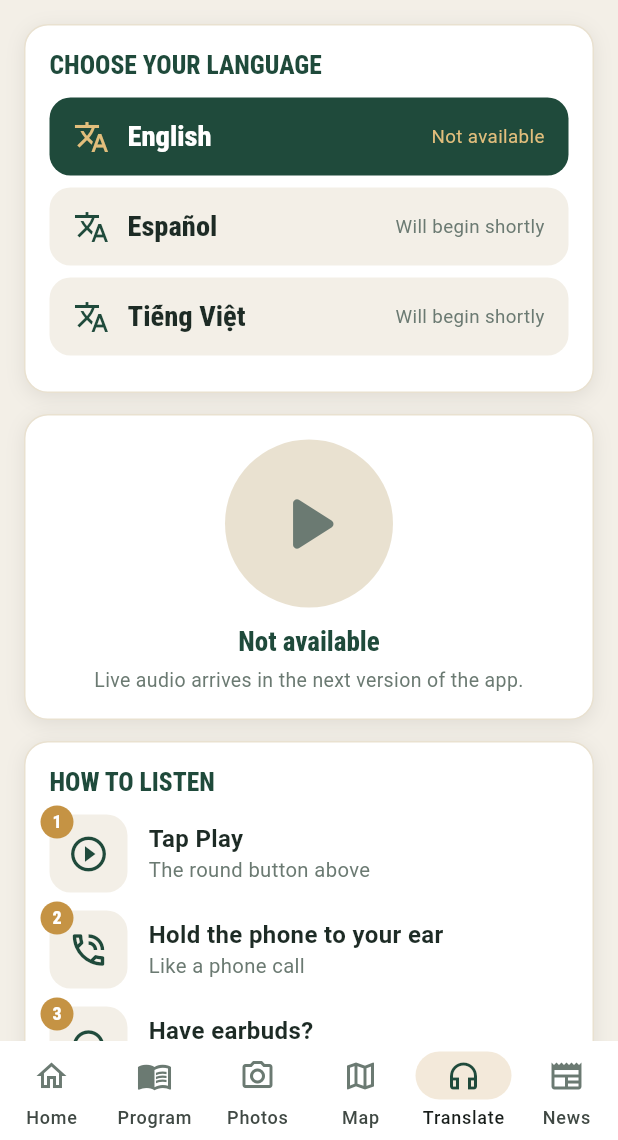
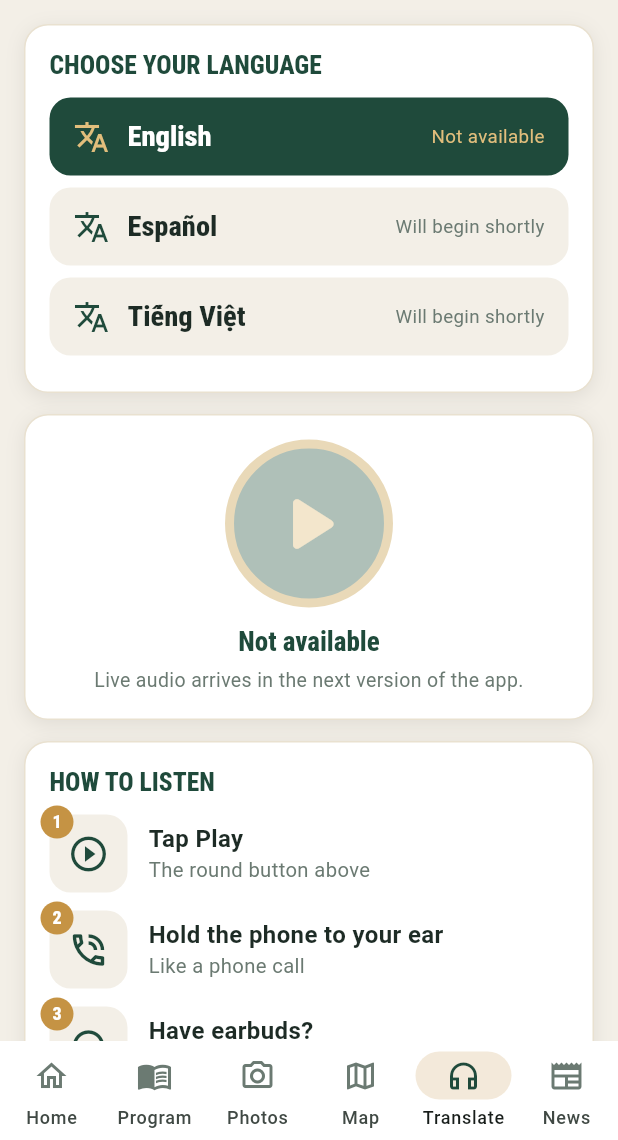
Before and after one commit to tomasmainarcuda-svg/rite-of-election-app, a Flutter app: the screen it shows after launch, swiped to page 5, on a phone screen of 412 x 824 dp, the part 96-1236 px from its top. Run offline on Flutter 3.47's test engine with Material 3 defaults, Android fonts, the phone set to English and light mode, and no system bars; our stand-ins replace flutter_svg, google_fonts, shared_preferences; network calls fail.

Commit message:
Add files via upload

```diff
--- a/lib/screens/commit.dart
+++ b/lib/screens/commit.dart
@@ -18,7 +18,9 @@ const _options = ['deepen', 'serve', 'sacraments', 'contact'];
 const _other = 'other';
 
 class CommitScreen extends StatefulWidget {
-  const CommitScreen({super.key});
+  /// "Back to Home" on the thank-you view.
+  final VoidCallback? onHome;
+  const CommitScreen({super.key, this.onHome});
 
   @override
   State<CommitScreen> createState() => _CommitScreenState();
@@ -143,7 +145,7 @@ class _CommitScreenState extends State<CommitScreen> {
               Text(i.t('savedLocally'), textAlign: TextAlign.center, style: T.body(13, color: C.muted)),
             ],
             const SizedBox(height: 16),
-            SmallButton(i.t('backHome'), onTap: () => Navigator.of(context).maybePop()),
+            SmallButton(i.t('backHome'), onTap: widget.onHome ?? () => Navigator.of(context).maybePop()),
             const SizedBox(height: 8),
             TextButton(onPressed: _again, child: Text(i.t('submitAnother'), style: T.body(14, color: C.green, weight: FontWeight.w600))),
           ]),
--- a/lib/screens/news.dart
+++ b/lib/screens/news.dart
@@ -112,6 +112,10 @@ class _NewsCard extends StatelessWidget {
         fit: BoxFit.cover,
         errorBuilder: (_, __, ___) => ph,
         loadingBuilder: (_, child, p) => p == null ? child : ph,
+        // In the web preview the Catholic Sun's photos come from another site (S3), which the
+        // browser blocks for canvas drawing; this shows them as a normal <img> instead.
+        // (No effect on iPhone/Android.)
+        webHtmlElementStrategy: WebHtmlElementStrategy.prefer,
       ),
       if (item.type == 'video')
         Positioned.fill(
--- a/lib/screens/translate.dart
+++ b/lib/screens/translate.dart
@@ -56,15 +56,17 @@ class _TranslateScreenState extends State<TranslateScreen> {
             ),
             AppCard(
               child: Column(children: [
+                // Grey (looks off) until the interpreter is on air, like the web app;
+                // green with a gold ring when there is something to listen to.
                 Container(
                   width: 112,
                   height: 112,
                   decoration: BoxDecoration(
                     shape: BoxShape.circle,
-                    color: ch.none ? C.cardBorder : C.green,
-                    border: Border.all(color: live ? C.gold : Colors.transparent, width: 5),
+                    color: live ? C.green : const Color(0xFFAFC0B8),
+                    border: Border.all(color: live ? C.gold : const Color(0xFFE9D9B8), width: 6),
                   ),
-                  child: Icon(Icons.play_arrow_rounded, size: 64, color: ch.none ? C.muted : C.white),
+                  child: Icon(Icons.play_arrow_rounded, size: 64, color: live ? C.white : const Color(0xFFF3E6CC)),
                 ),
                 const SizedBox(height: 12),
                 Text(
```
